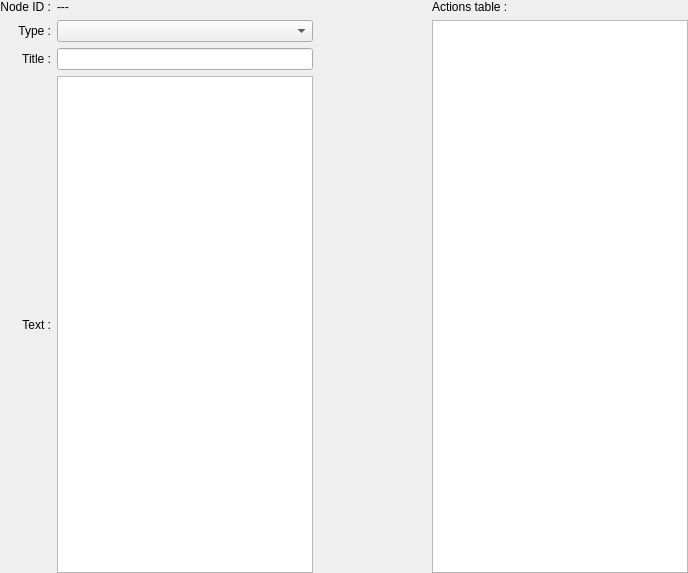
Qt form Widgets/NodeInfoWidget.ui (FiddleSnarf/StoryCreator) before a commit.
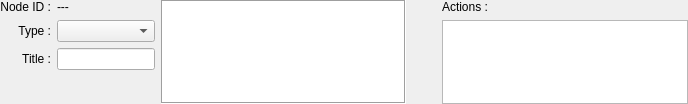
The same form after that commit.

Diff of the .ui file:
```diff
--- a/Widgets/NodeInfoWidget.ui
+++ b/Widgets/NodeInfoWidget.ui
@@ -7,9 +7,15 @@
     <x>0</x>
     <y>0</y>
     <width>688</width>
-    <height>573</height>
+    <height>104</height>
    </rect>
   </property>
+  <property name="maximumSize">
+   <size>
+    <width>16777215</width>
+    <height>140</height>
+   </size>
+  </property>
   <property name="windowTitle">
    <string>Form</string>
   </property>
@@ -26,12 +32,12 @@
    <property name="bottomMargin">
     <number>0</number>
    </property>
-   <item row="0" column="2">
+   <item row="1" column="3">
     <layout class="QVBoxLayout" name="verticalLayout_2">
      <item>
       <widget class="QLabel" name="actionTableCaption_2">
        <property name="text">
-        <string>Actions table :</string>
+        <string>Actions :</string>
        </property>
        <property name="alignment">
         <set>Qt::AlignLeading|Qt::AlignLeft|Qt::AlignVCenter</set>
@@ -43,7 +49,46 @@
      </item>
     </layout>
    </item>
-   <item row="0" column="0">
+   <item row="0" column="1">
+    <spacer name="verticalSpacer">
+     <property name="orientation">
+      <enum>Qt::Vertical</enum>
+     </property>
+     <property name="sizeHint" stdset="0">
+      <size>
+       <width>20</width>
+       <height>40</height>
+      </size>
+     </property>
+    </spacer>
+   </item>
+   <item row="2" column="1">
+    <spacer name="verticalSpacer_2">
+     <property name="orientation">
+      <enum>Qt::Vertical</enum>
+     </property>
+     <property name="sizeHint" stdset="0">
+      <size>
+       <width>20</width>
+       <height>40</height>
+      </size>
+     </property>
+    </spacer>
+   </item>
+   <item row="1" column="2">
+    <spacer name="horizontalSpacer_2">
+     <property name="orientation">
+      <enum>Qt::Horizontal</enum>
+     </property>
+     <property name="sizeHint" stdset="0">
+      <size>
+       <width>40</width>
+       <height>20</height>
+      </size>
+     </property>
+    </spacer>
+   </item>
+   <item row="1" column="0">
     <layout class="QGridLayout" name="gridLayout_4">
      <item row="2" column="0">
       <widget class="QLabel" name="nodeTitleCaption_2">
@@ -65,21 +110,8 @@
        </property>
       </widget>
      </item>
-     <item row="3" column="1">
-      <widget class="QTextEdit" name="nodeTextEdit_2"/>
-     </item>
      <item row="2" column="1">
-      <widget class="QLineEdit" name="nodeTitleLineEdit_2"/>
-     </item>
-     <item row="3" column="0">
-      <widget class="QLabel" name="nodeTextCaption_2">
-       <property name="text">
-        <string>Text :</string>
-       </property>
-       <property name="alignment">
-        <set>Qt::AlignRight|Qt::AlignTrailing|Qt::AlignVCenter</set>
-       </property>
-      </widget>
+      <widget class="QLineEdit" name="nodeTitleLineEdit"/>
      </item>
      <item row="0" column="1">
       <widget class="QLabel" name="nodeIdLabel_2">
@@ -88,6 +120,9 @@
        </property>
       </widget>
      </item>
+     <item row="1" column="1">
+      <widget class="QComboBox" name="nodeTypeComboBox"/>
+     </item>
      <item row="1" column="0">
       <widget class="QLabel" name="nodeTypeCaption_2">
        <property name="text">
@@ -98,23 +133,27 @@
        </property>
       </widget>
      </item>
-     <item row="1" column="1">
-      <widget class="QComboBox" name="nodeTypeComboBox_2"/>
+     <item row="3" column="1">
+      <spacer name="verticalSpacer_3">
+       <property name="orientation">
+        <enum>Qt::Vertical</enum>
+       </property>
+       <property name="sizeHint" stdset="0">
+        <size>
+         <width>20</width>
+         <height>40</height>
+        </size>
+       </property>
+      </spacer>
      </item>
     </layout>
    </item>
-   <item row="0" column="1">
-    <spacer name="horizontalSpacer_2">
-     <property name="orientation">
-      <enum>Qt::Horizontal</enum>
+   <item row="1" column="1">
+    <widget class="QTextEdit" name="nodeTextEdit">
+     <property name="frameShape">
+      <enum>QFrame::Box</enum>
      </property>
-     <property name="sizeHint" stdset="0">
-      <size>
-       <width>40</width>
-       <height>20</height>
-      </size>
-     </property>
-    </spacer>
+    </widget>
    </item>
   </layout>
  </widget>
```
Left out of the diff: 12 changed lines with no effect on the pictures.
